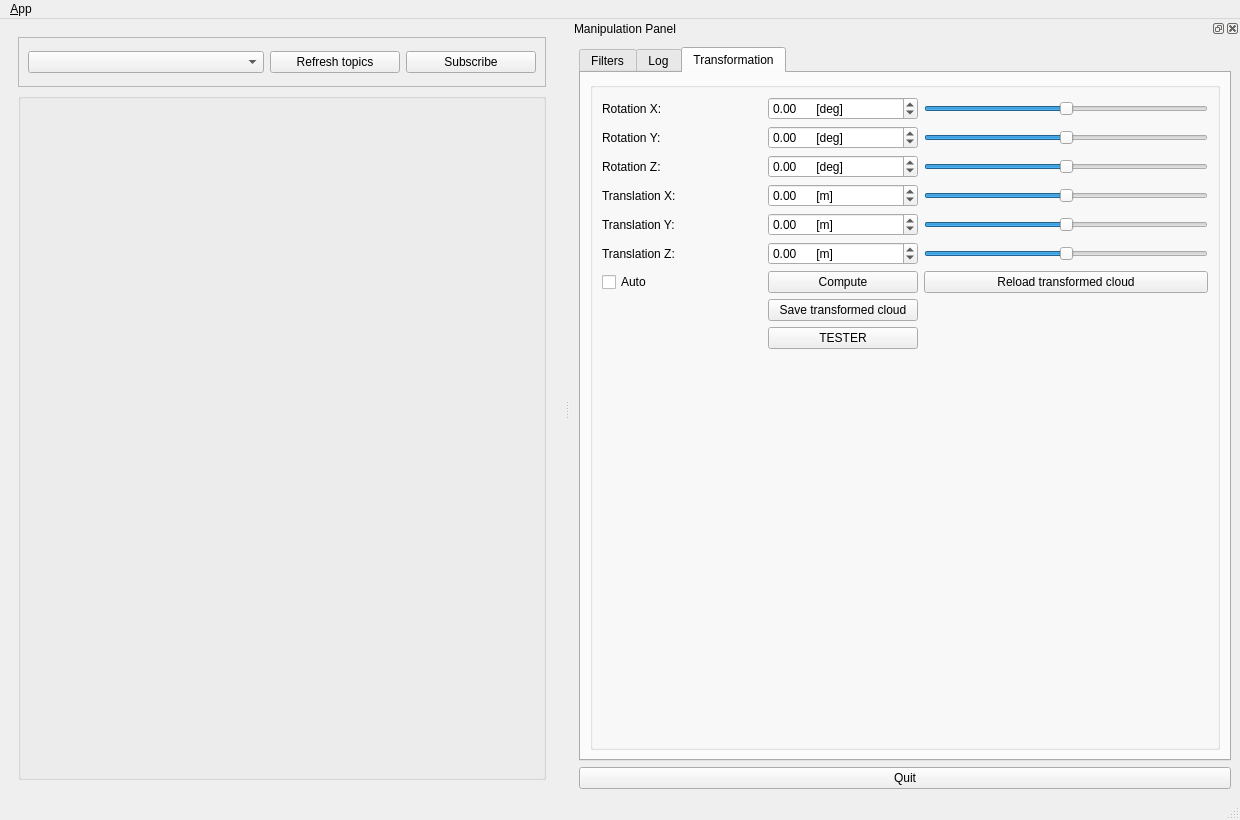
Old version of the form ui/main_window.ui in the repository sindreraknes/qt_master.
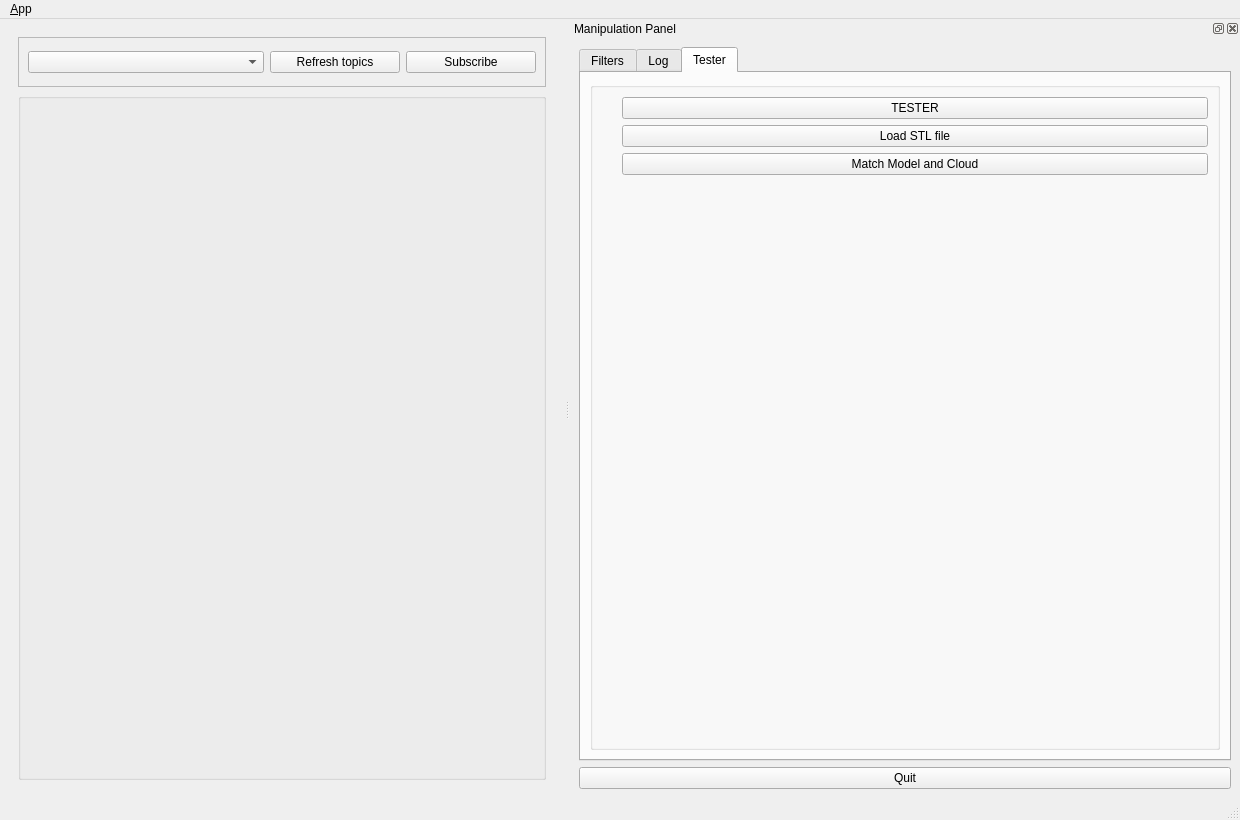
New version of the form. Icons and pictures are not drawn.

```diff
--- a/ui/main_window.ui
+++ b/ui/main_window.ui
@@ -399,7 +399,7 @@
        </widget>
        <widget class="QWidget" name="tab">
         <attribute name="title">
-         <string>Transformation</string>
+         <string>Tester</string>
         </attribute>
         <layout class="QVBoxLayout" name="verticalLayout_5">
          <item>
@@ -408,155 +408,7 @@
             <string/>
            </property>
            <layout class="QGridLayout" name="gridLayout_3">
-            <item row="5" column="1">
-             <widget class="QLabel" name="label_6">
-              <property name="text">
-               <string>Translation Y:</string>
-              </property>
-             </widget>
-            </item>
             <item row="4" column="1">
-             <widget class="QLabel" name="label_5">
-              <property name="text">
-               <string>Translation X:</string>
-              </property>
-             </widget>
-            </item>
-            <item row="6" column="1">
-             <widget class="QLabel" name="label_7">
-              <property name="text">
-               <string>Translation Z:</string>
-              </property>
-             </widget>
-            </item>
-            <item row="0" column="3">
-             <widget class="QSlider" name="srotX">
-              <property name="minimum">
-               <number>-360</number>
-              </property>
-              <property name="maximum">
-               <number>360</number>
-              </property>
-              <property name="orientation">
-               <enum>Qt::Horizontal</enum>
-              </property>
-             </widget>
-            </item>
-            <item row="3" column="1">
-             <widget class="QLabel" name="label_4">
-              <property name="text">
-               <string>Rotation Z:</string>
-              </property>
-             </widget>
-            </item>
-            <item row="0" column="1">
-             <widget class="QLabel" name="label_2">
-              <property name="minimumSize">
-               <size>
-                <width>160</width>
-                <height>0</height>
-               </size>
-              </property>
-              <property name="text">
-               <string>Rotation X:</string>
-              </property>
-             </widget>
-            </item>
-            <item row="2" column="1">
-             <widget class="QLabel" name="label_3">
-              <property name="text">
-               <string>Rotation Y:</string>
-              </property>
-             </widget>
-            </item>
-            <item row="4" column="2">
-             <widget class="QDoubleSpinBox" name="translX">
-              <property name="suffix">
-               <string>      [m]</string>
-              </property>
-              <property name="minimum">
-               <double>-5.000000000000000</double>
-              </property>
-              <property name="maximum">
-               <double>5.000000000000000</double>
-              </property>
-              <property name="singleStep">
-               <double>0.100000000000000</double>
-              </property>
-             </widget>
-            </item>
-            <item row="2" column="2">
-             <widget class="QDoubleSpinBox" name="rotY">
-              <property name="minimumSize">
-               <size>
-                <width>150</width>
-                <height>0</height>
-               </size>
-              </property>
-              <property name="suffix">
-               <string>      [deg]</string>
-              </property>
-              <property name="minimum">
-               <double>-360.000000000000000</double>
-              </property>
-              <property name="maximum">
-               <double>360.000000000000000</double>
-              </property>
-             </widget>
-            </item>
-            <item row="4" column="3">
-             <widget class="QSlider" name="stranslX">
-              <property name="minimum">
-               <number>-5</number>
-              </property>
-              <property name="maximum">
-               <number>5</number>
-              </property>
-              <property name="orientation">
-               <enum>Qt::Horizontal</enum>
-              </property>
-             </widget>
-            </item>
-            <item row="5" column="3">
-             <widget class="QSlider" name="stranslY">
-              <property name="minimum">
-               <number>-5</number>
-              </property>
-              <property name="maximum">
-               <number>5</number>
-              </property>
-              <property name="orientation">
-               <enum>Qt::Horizontal</enum>
-              </property>
-             </widget>
-            </item>
-            <item row="3" column="3">
-             <widget class="QSlider" name="srotZ">
-              <property name="minimum">
-               <number>-360</number>
-              </property>
-              <property name="maximum">
-               <number>360</number>
-              </property>
-              <property name="orientation">
-               <enum>Qt::Horizontal</enum>
-              </property>
-             </widget>
-            </item>
-            <item row="3" column="2">
-             <widget class="QDoubleSpinBox" name="rotZ">
-              <property name="suffix">
-               <string>      [deg]</string>
-              </property>
-              <property name="minimum">
-               <double>-360.000000000000000</double>
-              </property>
-              <property name="maximum">
-               <double>360.000000000000000</double>
-              </property>
-             </widget>
-            </item>
-            <item row="10" column="1">
              <spacer name="verticalSpacer_2">
               <property name="orientation">
                <enum>Qt::Vertical</enum>
@@ -569,121 +421,27 @@
               </property>
              </spacer>
             </item>
-            <item row="6" column="2">
-             <widget class="QDoubleSpinBox" name="translZ">
-              <property name="suffix">
-               <string>      [m]</string>
-              </property>
-              <property name="minimum">
-               <double>-5.000000000000000</double>
-              </property>
-              <property name="maximum">
-               <double>5.000000000000000</double>
-              </property>
-              <property name="singleStep">
-               <double>0.100000000000000</double>
-              </property>
-             </widget>
-            </item>
-            <item row="2" column="3">
-             <widget class="QSlider" name="srotY">
-              <property name="minimum">
-               <number>-360</number>
-              </property>
-              <property name="maximum">
-               <number>360</number>
-              </property>
-              <property name="orientation">
-               <enum>Qt::Horizontal</enum>
-              </property>
-             </widget>
-            </item>
-            <item row="6" column="3">
-             <widget class="QSlider" name="stranslZ">
-              <property name="minimum">
-               <number>-5</number>
-              </property>
-              <property name="maximum">
-               <number>5</number>
-              </property>
-              <property name="orientation">
-               <enum>Qt::Horizontal</enum>
-              </property>
-             </widget>
-            </item>
-            <item row="8" column="2">
-             <widget class="QPushButton" name="pushButton_4">
-              <property name="text">
-               <string>Save transformed cloud</string>
-              </property>
-             </widget>
-            </item>
-            <item row="5" column="2">
-             <widget class="QDoubleSpinBox" name="translY">
-              <property name="suffix">
-               <string>      [m]</string>
-              </property>
-              <property name="minimum">
-               <double>-5.000000000000000</double>
-              </property>
-              <property name="maximum">
-               <double>5.000000000000000</double>
-              </property>
-              <property name="singleStep">
-               <double>0.100000000000000</double>
-              </property>
-             </widget>
-            </item>
-            <item row="7" column="3">
-             <widget class="QPushButton" name="pushButton_3">
-              <property name="minimumSize">
-               <size>
-                <width>150</width>
-                <height>0</height>
-               </size>
-              </property>
-              <property name="text">
-               <string>Reload transformed cloud</string>
-              </property>
-             </widget>
-            </item>
-            <item row="7" column="2">
-             <widget class="QPushButton" name="button_transform">
-              <property name="text">
-               <string>Compute</string>
-              </property>
-             </widget>
-            </item>
-            <item row="0" column="2">
-             <widget class="QDoubleSpinBox" name="rotX">
-              <property name="prefix">
-               <string/>
-              </property>
-              <property name="suffix">
-               <string>      [deg]</string>
-              </property>
-              <property name="minimum">
-               <double>-360.000000000000000</double>
-              </property>
-              <property name="maximum">
-               <double>360.000000000000000</double>
-              </property>
-             </widget>
-            </item>
-            <item row="7" column="1">
-             <widget class="QCheckBox" name="auto_trans">
-              <property name="text">
-               <string>Auto</string>
-              </property>
-             </widget>
-            </item>
-            <item row="9" column="2">
+            <item row="1" column="2">
              <widget class="QPushButton" name="button_tester">
               <property name="text">
                <string>TESTER</string>
               </property>
              </widget>
             </item>
+            <item row="2" column="2">
+             <widget class="QPushButton" name="button_stl">
+              <property name="text">
+               <string>Load STL file</string>
+              </property>
+             </widget>
+            </item>
+            <item row="3" column="2">
+             <widget class="QPushButton" name="button_match">
+              <property name="text">
+               <string>Match Model and Cloud</string>
+              </property>
+             </widget>
+            </item>
            </layout>
           </widget>
          </item>
```
